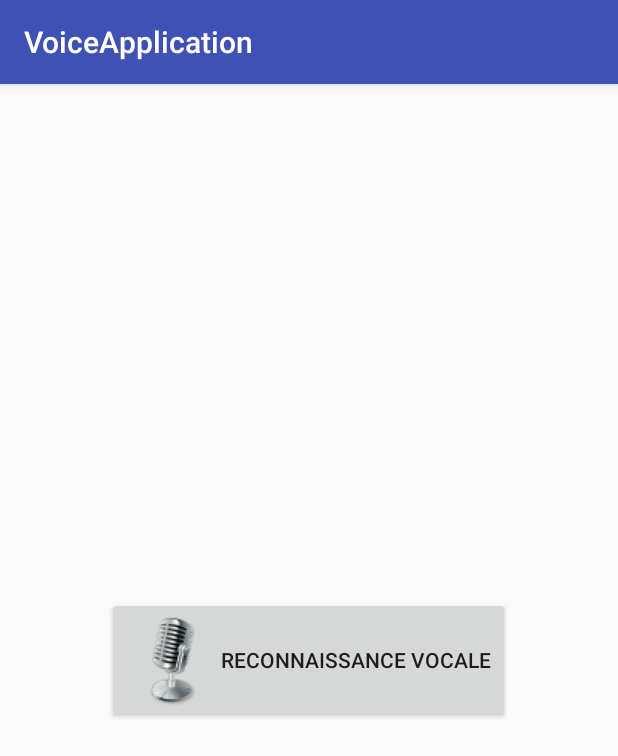
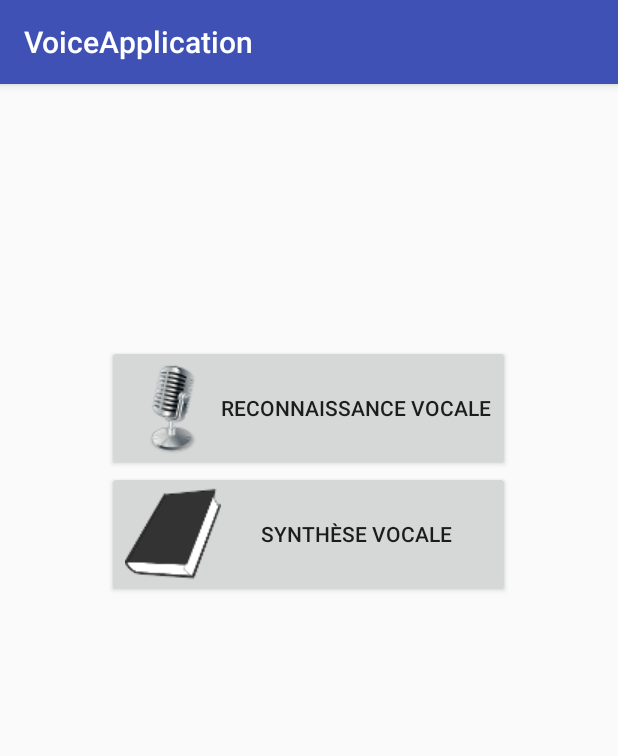
Before and after one commit to 1ud0v1c/VoiceApplication, an Android app: the screen it shows after launch (MainActivity), on a phone screen of 412 x 824 dp. Shown: the top 756 px of the screen. Run offline under Robolectric (Android 15) with nearby library versions, the phone set to English and light mode, and no system bars.

Commit message:
Add speaker class, the application can read text and correction of a bug in the onStop method

```diff
--- a/app/build.gradle
+++ b/app/build.gradle
@@ -6,7 +6,7 @@ android {
 
     defaultConfig {
         applicationId "fr.borntocode.lud00.voiceapplication"
-        minSdkVersion 14
+        minSdkVersion 21
         targetSdkVersion 23
         versionCode 1
         versionName "1.0"
--- a/app/src/main/java/fr/borntocode/lud00/voiceapplication/MainActivity.java
+++ b/app/src/main/java/fr/borntocode/lud00/voiceapplication/MainActivity.java
@@ -5,6 +5,7 @@ import android.content.Intent;
 import android.content.res.AssetFileDescriptor;
 import android.media.MediaPlayer;
 import android.speech.RecognizerIntent;
+import android.speech.tts.TextToSpeech;
 import android.support.v7.app.AppCompatActivity;
 import android.os.Bundle;
 import android.view.View;
@@ -18,8 +19,12 @@ import java.util.regex.Pattern;
 
 public class MainActivity extends AppCompatActivity {
     private final int REQ_CODE_SPEECH_INPUT = 100;
-    private Button launchPrompt;
+    private final int CHECK_CODE = 0x1;
+    private final int SHORT_DURATION = 1000;
+
+    private Button launchPrompt, readText;
     private MediaPlayer player;
+    private Speaker speaker;
 
     @Override
     protected void onCreate(Bundle savedInstanceState) {
@@ -28,12 +33,30 @@ public class MainActivity extends AppCompatActivity {
 
         launchPrompt = (Button) findViewById(R.id.launchPrompt);
         launchPrompt.setOnClickListener(promptListener);
+
+        readText = (Button) findViewById(R.id.readText);
+        readText.setOnClickListener(readListener);
+
+        checkTTS();
+    }
+
+    private void checkTTS(){
+        Intent check = new Intent();
+        check.setAction(TextToSpeech.Engine.ACTION_CHECK_TTS_DATA);
+        startActivityForResult(check, CHECK_CODE);
     }
 
     View.OnClickListener promptListener = new View.OnClickListener() {
         @Override
         public void onClick(View v) {
             promptSpeechInput();
+        }
+    };
+
+    View.OnClickListener readListener = new View.OnClickListener() {
+        @Override
+        public void onClick(View v) {
+            speakOut();
         }
     };
 
@@ -46,6 +69,14 @@ public class MainActivity extends AppCompatActivity {
             startActivityForResult(intent, REQ_CODE_SPEECH_INPUT);
         } catch (ActivityNotFoundException a) {
             Toast.makeText(getApplicationContext(), "Désolé, votre appareil ne supporte pas d'entrée vocale...", Toast.LENGTH_SHORT).show();
+        }
+    }
+
+    private void speakOut() {
+        String text = "Ceci est un test";
+        speaker.allow(true);
+        if(!speaker.isSpeaking()) {
+            speaker.speak(text);
         }
     }
 
@@ -70,6 +101,15 @@ public class MainActivity extends AppCompatActivity {
                 }
                 break;
             }
+            case CHECK_CODE: {
+                if (resultCode == TextToSpeech.Engine.CHECK_VOICE_DATA_PASS) {
+                    speaker = new Speaker(this);
+                } else {
+                    Intent install = new Intent();
+                    install.setAction(TextToSpeech.Engine.ACTION_INSTALL_TTS_DATA);
+                    startActivity(install);
+                }
+            }
             default:
                 break;
         }
@@ -84,9 +124,12 @@ public class MainActivity extends AppCompatActivity {
 
     @Override
     protected void onStop() {
-        if(player.isPlaying()) {
-            player.stop();
+        if(player != null) {
+            if(player.isPlaying()) {
+                player.stop();
+            }
         }
+        speaker.destroy();
         super.onStop();
     }
 
--- a/app/src/main/res/layout/activity_main.xml
+++ b/app/src/main/res/layout/activity_main.xml
@@ -16,7 +16,20 @@
         android:layout_height="wrap_content"
         android:text="@string/prompt_text"
         android:drawableLeft="@drawable/microphone"
-        android:layout_centerVertical="true"
-        android:layout_centerHorizontal="true" />
+        android:layout_alignParentTop="true"
+        android:layout_centerHorizontal="true"
+        android:layout_marginTop="158dp" />
+
+    <Button
+        android:id="@+id/readText"
+        android:layout_width="wrap_content"
+        android:layout_height="wrap_content"
+        android:text="@string/read_text"
+        android:drawableLeft="@drawable/book"
+        android:layout_below="@+id/launchPrompt"
+        android:layout_alignLeft="@+id/launchPrompt"
+        android:layout_alignStart="@+id/launchPrompt"
+        android:layout_alignRight="@+id/launchPrompt"
+        android:layout_alignEnd="@+id/launchPrompt" />
 
 </RelativeLayout>
--- a/app/src/main/res/values/strings.xml
+++ b/app/src/main/res/values/strings.xml
@@ -1,4 +1,5 @@
 <resources>
     <string name="app_name">VoiceApplication</string>
     <string name="prompt_text">Reconnaissance vocale</string>
+    <string name="read_text">Synthèse vocale</string>
 </resources>
```
Also changed, not shown: app/src/main/java/fr/borntocode/lud00/voiceapplication/Speaker.java (added, +73 -0 lines), app/src/main/res/drawable/book.png (added).
